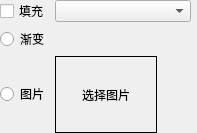
This is BIWidgets/fillpropertywidget/fillpropertyform.ui in lsyeei/dashboard as Qt 5 draws it before an edit. The edited form follows.
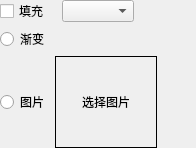
This is the edited form. Custom widgets are drawn as their Qt base class.

What changed in the file:
```diff
--- a/BIWidgets/fillpropertywidget/fillpropertyform.ui
+++ b/BIWidgets/fillpropertywidget/fillpropertyform.ui
@@ -6,12 +6,12 @@
    <rect>
     <x>0</x>
     <y>0</y>
-    <width>239</width>
-    <height>145</height>
+    <width>196</width>
+    <height>148</height>
    </rect>
   </property>
   <property name="sizePolicy">
-   <sizepolicy hsizetype="Preferred" vsizetype="Fixed">
+   <sizepolicy hsizetype="Preferred" vsizetype="Minimum">
     <horstretch>0</horstretch>
     <verstretch>0</verstretch>
    </sizepolicy>
@@ -30,7 +30,7 @@
   </property>
   <layout class="QVBoxLayout" name="verticalLayout">
    <property name="sizeConstraint">
-    <enum>QLayout::SizeConstraint::SetFixedSize</enum>
+    <enum>QLayout::SizeConstraint::SetMinimumSize</enum>
    </property>
    <property name="leftMargin">
     <number>0</number>
@@ -46,13 +46,16 @@
    </property>
    <item>
     <layout class="QHBoxLayout" name="horizontalLayout" stretch="0,0,0">
+     <property name="spacing">
+      <number>4</number>
+     </property>
      <property name="sizeConstraint">
-      <enum>QLayout::SizeConstraint::SetDefaultConstraint</enum>
+      <enum>QLayout::SizeConstraint::SetMaximumSize</enum>
      </property>
      <item>
       <widget class="QCheckBox" name="fillChecked">
        <property name="sizePolicy">
-        <sizepolicy hsizetype="Preferred" vsizetype="Maximum">
+        <sizepolicy hsizetype="Preferred" vsizetype="Fixed">
          <horstretch>0</horstretch>
          <verstretch>0</verstretch>
         </sizepolicy>
@@ -74,7 +77,7 @@
      <item>
       <widget class="QComboBox" name="brushStyle1">
        <property name="sizePolicy">
-        <sizepolicy hsizetype="Expanding" vsizetype="Fixed">
+        <sizepolicy hsizetype="Maximum" vsizetype="Fixed">
          <horstretch>0</horstretch>
          <verstretch>0</verstretch>
         </sizepolicy>
@@ -96,7 +99,7 @@
      <item>
       <widget class="ColorPicker" name="baseColor">
        <property name="sizePolicy">
-        <sizepolicy hsizetype="Fixed" vsizetype="Fixed">
+        <sizepolicy hsizetype="Preferred" vsizetype="Fixed">
          <horstretch>0</horstretch>
          <verstretch>0</verstretch>
         </sizepolicy>
@@ -106,14 +109,14 @@
     </layout>
    </item>
    <item>
-    <layout class="QHBoxLayout" name="horizontalLayout_2" stretch="1,0,0">
+    <layout class="QHBoxLayout" name="horizontalLayout_2" stretch="0,0,0">
      <property name="sizeConstraint">
       <enum>QLayout::SizeConstraint::SetMinimumSize</enum>
      </property>
      <item>
       <widget class="QRadioButton" name="gradientChecked">
        <property name="sizePolicy">
-        <sizepolicy hsizetype="Fixed" vsizetype="Fixed">
+        <sizepolicy hsizetype="Preferred" vsizetype="Fixed">
          <horstretch>0</horstretch>
          <verstretch>0</verstretch>
         </sizepolicy>
@@ -140,9 +143,12 @@
        <property name="orientation">
         <enum>Qt::Orientation::Horizontal</enum>
        </property>
+       <property name="sizeType">
+        <enum>QSizePolicy::Policy::Fixed</enum>
+       </property>
        <property name="sizeHint" stdset="0">
         <size>
-         <width>40</width>
+         <width>10</width>
          <height>0</height>
         </size>
        </property>
@@ -175,7 +181,7 @@
    <item>
     <layout class="QHBoxLayout" name="horizontalLayout_3" stretch="0,0,0">
      <property name="sizeConstraint">
-      <enum>QLayout::SizeConstraint::SetFixedSize</enum>
+      <enum>QLayout::SizeConstraint::SetMinimumSize</enum>
      </property>
      <property name="rightMargin">
       <number>0</number>
```
